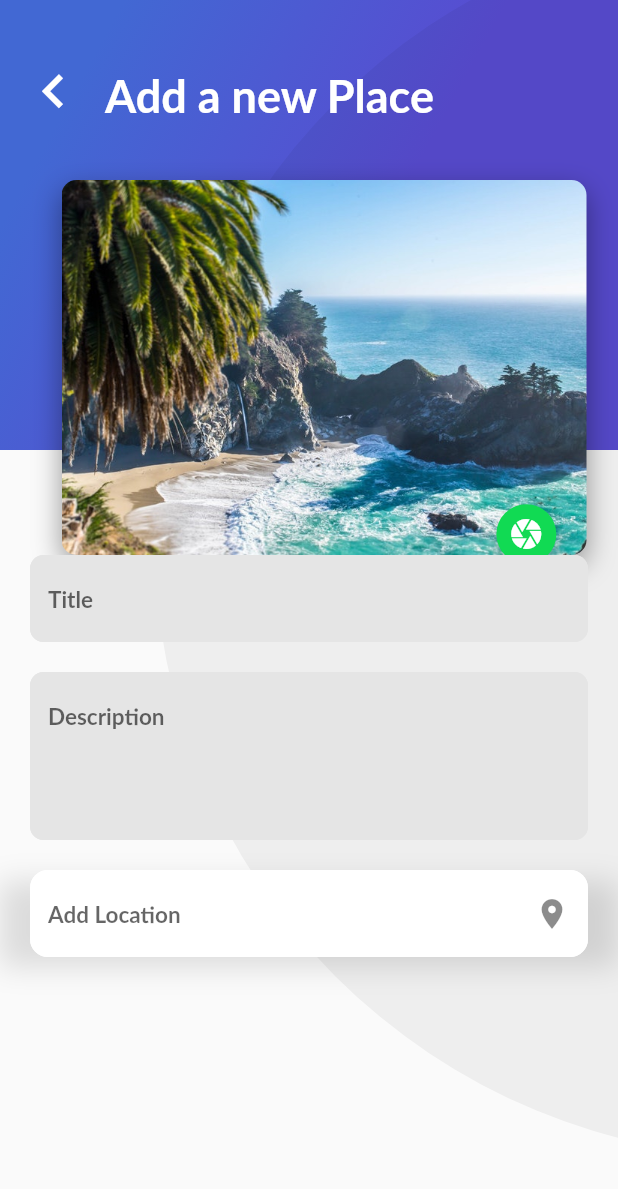
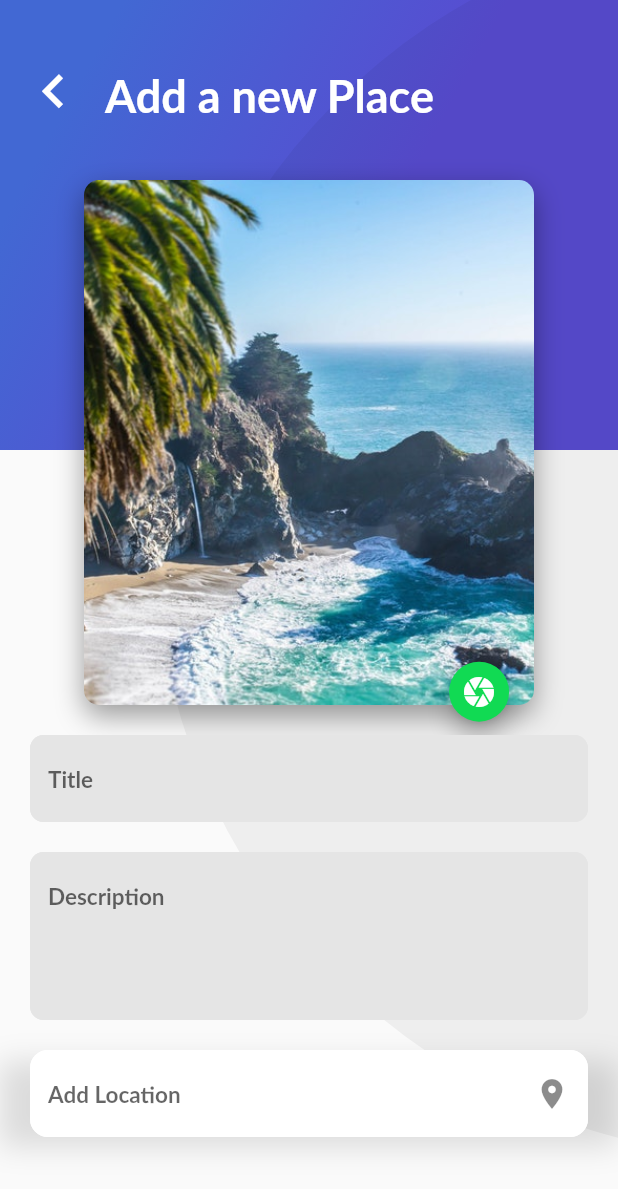
Before and after one commit to Izaird/Ingenieria-de-software, a Flutter app: the AddBacheScreen screen opened directly, on a phone screen of 412 x 824 dp. Shown: the top 1189 px of the screen. Run offline on Flutter 3.47's test engine with Material 2 defaults, Android fonts, the phone set to English and light mode, and no system bars; our stand-ins replace cloud_firestore, firebase_auth, firebase_core, google_sign_in; missing offline and left inert: generic_bloc_provider, lipsum; accounts and stored records are empty; Roboto replaces fonts that are missing (Lato).

```diff
--- a/Reporte-de-baches/baches_app/lib/Bache/ui/screens/add_bache_screen.dart
+++ b/Reporte-de-baches/baches_app/lib/Bache/ui/screens/add_bache_screen.dart
@@ -68,13 +68,16 @@ class _AddPlaceScreen extends State<AddBacheScreen> {
                   child: CardImageWithButton(
                     pathImage: "assets/img/beach_palm.jpeg",
                     iconData: Icons.camera,
-                    width: 350.0,
-                    height: 250.0,
+                    width: 300.0,
+                    height: 350.0,
                   ),
                 ), //Foto
                 Container(
                   //TextField Title
-                  margin: EdgeInsets.only(bottom: 20.0),
+                  margin: EdgeInsets.only(
+                    bottom: 20.0,
+                    top: 20.0,
+                  ),
                   child: TextInput(
                     hintText: "Title",
                     inputType: null,
--- a/Reporte-de-baches/baches_app/lib/Bache/ui/screens/header_appbar.dart
+++ b/Reporte-de-baches/baches_app/lib/Bache/ui/screens/header_appbar.dart
@@ -1,3 +1,4 @@
+import 'package:baches_app/Bache/ui/widgets/card_image_list.dart';
 import 'package:flutter/material.dart';
 import 'package:baches_app/widgets/gradient_back.dart';
 
@@ -5,7 +6,10 @@ class HeaderAppBar extends StatelessWidget {
   @override
   Widget build(BuildContext context) {
     return Stack(
-      children: <Widget>[GradientBack(height: 250.0)],
+      children: <Widget>[
+        GradientBack(height: 250.0),
+        CardImageList(),
+      ],
     );
   }
 }
--- a/Reporte-de-baches/baches_app/lib/Bache/ui/widgets/card_image.dart
+++ b/Reporte-de-baches/baches_app/lib/Bache/ui/widgets/card_image.dart
@@ -4,7 +4,7 @@ import 'package:baches_app/widgets/floating_action_button_green.dart';
 class CardImageWithButton extends StatelessWidget {
   final double height;
   final double width;
-  final double left = 20.0;
+  final double left;
   final String pathImage;
   final VoidCallback onPressedFabIcon;
   final IconData iconData;
@@ -16,6 +16,7 @@ class CardImageWithButton extends StatelessWidget {
     @required this.height,
     @required this.onPressedFabIcon,
     @required this.iconData,
+    this.left = 0,
   });
 
   @override
--- a/Reporte-de-baches/baches_app/lib/baches_app.dart
+++ b/Reporte-de-baches/baches_app/lib/baches_app.dart
@@ -6,6 +6,8 @@ import 'package:baches_app/User/bloc/bloc_user.dart';
 import 'package:baches_app/Bache/ui/screens/home_bache.dart';
 import 'package:baches_app/User/ui/screens/profile_baches.dart';
 import 'package:baches_app/Bache/ui/screens/header_appbar.dart';
+
+import 'Bache/ui/screens/info_about_baches.dart';
 
 class BachesApp extends StatelessWidget {
   @override
@@ -45,7 +47,7 @@ class BachesApp extends StatelessWidget {
                 builder: (BuildContext context) {
                   return BlocProvider<UserBloc>(
                     bloc: UserBloc(),
-                    child: HomeBache(lipsum.createWord()),
+                    child: HomeBache(),
                   );
                 },
               );
@@ -65,7 +67,7 @@ class BachesApp extends StatelessWidget {
                 builder: (BuildContext context) {
                   return BlocProvider<UserBloc>(
                     bloc: UserBloc(),
-                    child: HeaderAppBar(),
+                    child: InfoAboutBaches('asdfasldfs'),
                   );
                 },
               );
```
Also changed, not shown: Reporte-de-baches/baches_app/lib/Bache/ui/screens/home_bache.dart (+13 -10 lines), Reporte-de-baches/baches_app/lib/Bache/ui/widgets/card_image_list.dart (+34 -10 lines).
